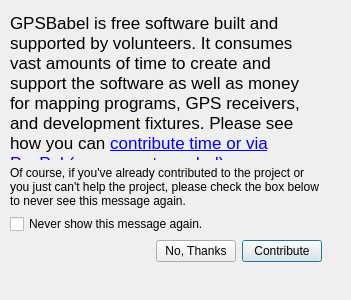
First picture: the form in gui/donate.ui, repository GPSBabel/gpsbabel, before the edit.
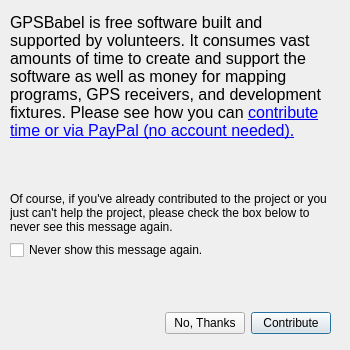
Second picture: the form after the edit.

Commit message:
fix donate dialog.
enable hypertext link.
fix overelapping text on linux, windows.
fix "never show this message again".
fix donate hypertext link target.

```diff
--- a/gui/donate.ui
+++ b/gui/donate.ui
@@ -6,8 +6,8 @@
    <rect>
     <x>0</x>
     <y>0</y>
-    <width>351</width>
-    <height>300</height>
+    <width>350</width>
+    <height>350</height>
    </rect>
   </property>
   <property name="sizePolicy">
@@ -25,7 +25,7 @@
   <property name="maximumSize">
    <size>
     <width>400</width>
-    <height>300</height>
+    <height>400</height>
    </size>
   </property>
   <property name="windowTitle">
@@ -36,25 +36,39 @@
     <rect>
      <x>10</x>
      <y>13</y>
-     <width>312</width>
-     <height>249</height>
+     <width>321</width>
+     <height>321</height>
     </rect>
    </property>
    <layout class="QVBoxLayout" name="verticalLayout">
     <item>
      <widget class="QLabel" name="textLine1">
+      <property name="font">
+       <font>
+        <pointsize>12</pointsize>
+       </font>
+      </property>
       <property name="text">
-       <string>&lt;!DOCTYPE HTML PUBLIC &quot;-//W3C//DTD HTML 4.0//EN&quot; &quot;http://www.w3.org/TR/REC-html40/strict.dtd&quot;&gt;
-&lt;html&gt;&lt;head&gt;&lt;meta name=&quot;qrichtext&quot; content=&quot;1&quot; /&gt;&lt;style type=&quot;text/css&quot;&gt;
-p, li { white-space: pre-wrap; }
-&lt;/style&gt;&lt;/head&gt;&lt;body style=&quot; font-family:'Lucida Grande'; font-size:13pt; font-weight:400; font-style:normal;&quot;&gt;
-&lt;p style=&quot; margin-top:0px; margin-bottom:0px; margin-left:0px; margin-right:0px; -qt-block-indent:0; text-indent:0px;&quot;&gt;GPSBabel is free software built and supported by volunteers. It consumes vast amounts of time to create and support the software as well as money for mapping programs, GPS receivers, and development fixtures. Please see how you can &lt;a href=&quot;https://www.gpsbabel.org&quot;&gt;&lt;span style=&quot; text-decoration: underline; color:#0000ff;&quot;&gt;contribute time or via PayPal (no account needed).&lt;/span&gt;&lt;/a&gt;&lt;/p&gt;&lt;/body&gt;&lt;/html&gt;</string>
+       <string>&lt;html&gt;&lt;head/&gt;&lt;body&gt;&lt;p&gt;GPSBabel is free software built and supported by volunteers. It consumes vast amounts of time to create and support the software as well as money for mapping programs, GPS receivers, and development fixtures. Please see how you can &lt;a href=&quot;https://www.gpsbabel.org/contribute.html&quot;&gt;&lt;span style=&quot; text-decoration: underline; color:#0000ff;&quot;&gt;contribute time or via PayPal (no account needed).&lt;/span&gt;&lt;/a&gt;&lt;/p&gt;&lt;/body&gt;&lt;/html&gt;</string>
       </property>
       <property name="wordWrap">
        <bool>true</bool>
       </property>
      </widget>
     </item>
+    <item>
+     <spacer name="verticalSpacer_2">
+      <property name="orientation">
+       <enum>Qt::Vertical</enum>
+      </property>
+      <property name="sizeHint" stdset="0">
+       <size>
+        <width>20</width>
+        <height>40</height>
+       </size>
+      </property>
+     </spacer>
+    </item>
     <item>
      <widget class="QLabel" name="textLine2">
       <property name="text">
@@ -72,6 +86,19 @@
       </property>
      </widget>
     </item>
+    <item>
+     <spacer name="verticalSpacer">
+      <property name="orientation">
+       <enum>Qt::Vertical</enum>
+      </property>
+      <property name="sizeHint" stdset="0">
+       <size>
+        <width>20</width>
+        <height>40</height>
+       </size>
+      </property>
+     </spacer>
+    </item>
     <item>
      <layout class="QHBoxLayout" name="horizontalLayout">
       <item>
```
Left out of the diff: 3 changed lines with no effect on the pictures. The commit also changes 1 other file.
